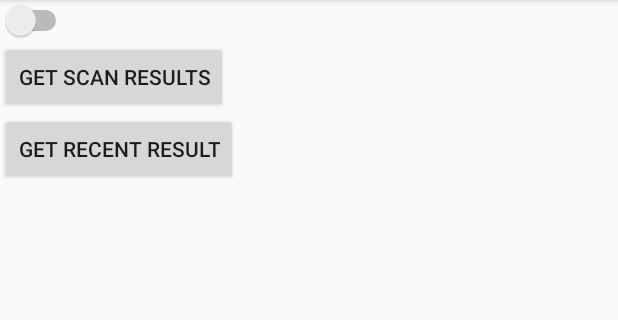
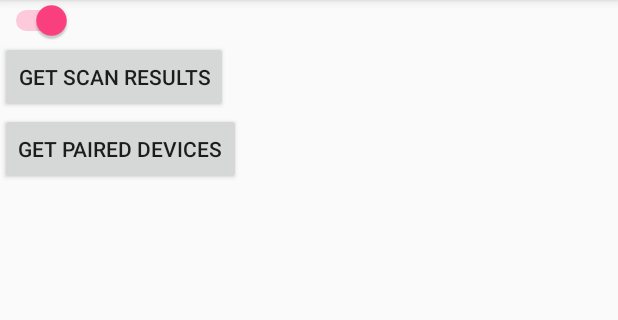
Before and after one commit to Akshayner/BuiltinServices, an Android app: the WifiActivity screen opened directly, with no data from a screen before it, on a phone screen of 412 x 824 dp, the part 84-404 px from its top. Run offline under Robolectric (Android 15) with nearby library versions, the phone set to English and light mode, and no system bars.

Commit message:
wifi activity done

```diff
--- a/app/src/main/java/com/akshay/builtinservices/WifiActivity.kt
+++ b/app/src/main/java/com/akshay/builtinservices/WifiActivity.kt
@@ -14,16 +14,18 @@ class WifiActivity : AppCompatActivity() {
         super.onCreate(savedInstanceState)
         setContentView(R.layout.activity_wifi)
 
-        var wm = getSystemService(Context.WIFI_SERVICE) as WifiManager
+        var wm = applicationContext.getSystemService(Context.WIFI_SERVICE) as WifiManager
 
         var status = wm.wifiState
-        if (status == 0){
-            Toast.makeText(this@WifiActivity,"Wifi is disabled",Toast.LENGTH_LONG).show()
-            // wifi off
+        if (status == 0 || status == 1){
+            swi.isChecked = false
         }
-        else if(status == 3){
-            Toast.makeText(this@WifiActivity,"Wifi is enabled",Toast.LENGTH_LONG).show()
-            //wifi on
+        else if(status == 2 || status == 3){
+            swi.isChecked = true
+        }
+
+        swi.setOnCheckedChangeListener { compoundButton, b ->
+            wm.setWifiEnabled(b)
         }
 
         b1.setOnClickListener {
@@ -39,7 +41,7 @@ class WifiActivity : AppCompatActivity() {
         }
 
         b2.setOnClickListener{
-            var result =wm.configuredNetworks
+            var result = wm.configuredNetworks
             var list = mutableListOf<String>()
 
             for (device in result){
--- a/app/src/main/res/layout/activity_wifi.xml
+++ b/app/src/main/res/layout/activity_wifi.xml
@@ -18,7 +18,7 @@
         android:layout_width="wrap_content"
         android:layout_height="wrap_content"
         android:id="@+id/b2"
-        android:text="get recent result"/>
+        android:text="get paired devices"/>
 
     <ListView
         android:layout_width="match_parent"
```
